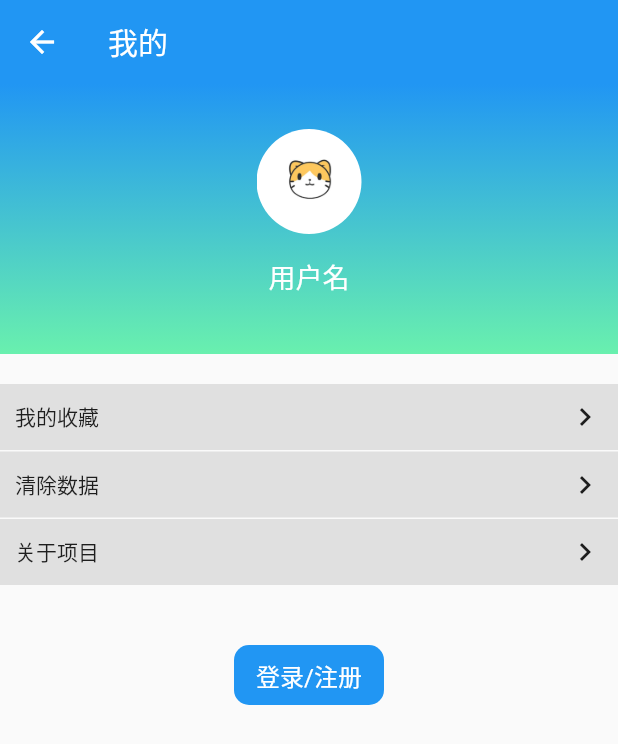
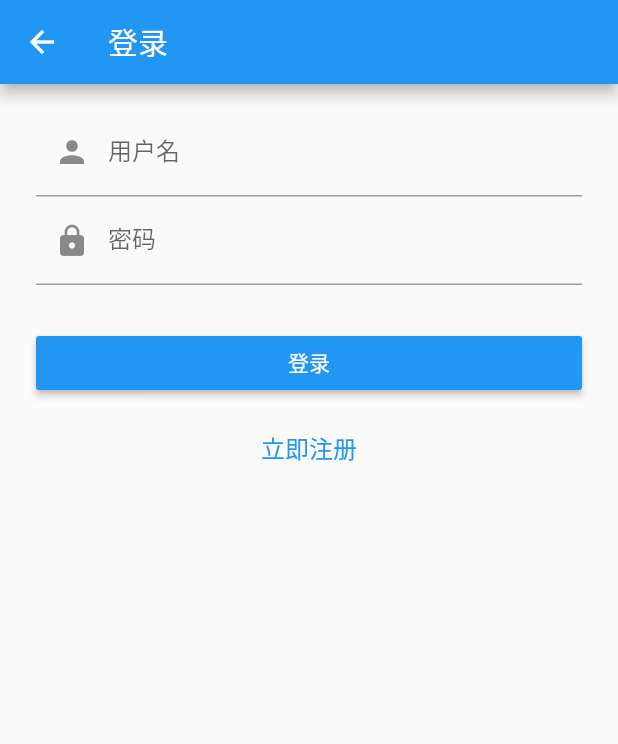
Before and after one commit to gdmec07120707/wanandroid_dev, a Flutter app: the MinePage screen opened directly, after a tap on "登录/注册", on a phone screen of 412 x 824 dp. Shown: the top 744 px of the screen. Run offline on Flutter 3.47's test engine with Material 2 defaults, Android fonts, the phone set to English and light mode, and no system bars; our stand-ins replace cookie_jar, dio, flutter_spinkit, fluttertoast, shared_preferences; missing offline and left inert: banner_view, flutter_refresh; accounts and stored records are empty.

Commit message:
登录注册接口实现

```diff
--- /dev/null
+++ b/lib/app/Constant.dart
@@ -0,0 +1,3 @@
+class Constant {
+  static const spUserName = 'spUserName';
+}
--- a/lib/bean/Api.dart
+++ b/lib/bean/Api.dart
@@ -21,4 +21,10 @@ class Api {
 
   ///项目列表http://www.wanandroid.com/project/list/1/json?cid=294
   static final String PROJECT_LIST = HOST + "project/list/";
+
+  ///登录 https://www.wanandroid.com/user/login
+  static final String LOGIN = HOST + "user/login";
+
+  ///注册 https://www.wanandroid.com/user/register
+  static final String REGISTER = HOST + "user/register";
 }
--- /dev/null
+++ b/lib/bean/LoginResponseEntity.dart
@@ -0,0 +1,90 @@
+class LoginResponseEntity {
+LoginResponseData data;
+int errorCode;
+String errorMsg;
+
+LoginResponseEntity({this.data, this.errorCode, this.errorMsg});
+
+LoginResponseEntity.fromJson(Map<String, dynamic> json) {
+data = json['data'] != null
+? new LoginResponseData.fromJson(json['data'])
+    : null;
+errorCode = json['errorCode'];
+errorMsg = json['errorMsg'];
+}
+
+Map<String, dynamic> toJson() {
+  final Map<String, dynamic> data = new Map<String, dynamic>();
+  if (this.data != null) {
+    data['data'] = this.data.toJson();
+  }
+  data['errorCode'] = this.errorCode;
+  data['errorMsg'] = this.errorMsg;
+  return data;
+}
+}
+
+class LoginResponseData {
+  String password;
+  List<Null> chapterTops;
+  String icon;
+  String nickname;
+  bool admin;
+  List<Null> collectIds;
+  int id;
+  int type;
+  String email;
+  String token;
+  String username;
+
+  LoginResponseData(
+      {this.password,
+        this.chapterTops,
+        this.icon,
+        this.nickname,
+        this.admin,
+        this.collectIds,
+        this.id,
+        this.type,
+        this.email,
+        this.token,
+        this.username});
+
+  LoginResponseData.fromJson(Map<String, dynamic> json) {
+    password = json['password'];
+    if (json['chapterTops'] != null) {
+      chapterTops = new List<Null>();
+    }
+    icon = json['icon'];
+    nickname = json['nickname'];
+    admin = json['admin'];
+    if (json['collectIds'] != null) {
+      collectIds = new List<Null>();
+    }
+    id = json['id'];
+    type = json['type'];
+    email = json['email'];
+    token = json['token'];
+    username = json['username'];
+  }
+
+  Map<String, dynamic> toJson() {
+    final Map<String, dynamic> data = new Map<String, dynamic>();
+    data['password'] = this.password;
+    if (this.chapterTops != null) {
+      data['chapterTops'] = [];
+    }
+    data['icon'] = this.icon;
+    data['nickname'] = this.nickname;
+    data['admin'] = this.admin;
+    if (this.collectIds != null) {
+      data['collectIds'] = [];
+    }
+    data['id'] = this.id;
+    data['type'] = this.type;
+    data['email'] = this.email;
+    data['token'] = this.token;
+    data['username'] = this.username;
+    return data;
+  }
+}
--- /dev/null
+++ b/lib/pages/LoginPage.dart
@@ -0,0 +1,130 @@
+import 'package:dio/dio.dart';
+import 'package:flutter/material.dart';
+import 'package:fluttertoast/fluttertoast.dart';
+import 'package:wanandroid_dev/bean/Api.dart';
+import 'package:wanandroid_dev/bean/LoginResponseEntity.dart';
+import 'package:wanandroid_dev/utils/HttpUtil.dart';
+import 'package:wanandroid_dev/utils/SpUtil.dart';
+import 'package:wanandroid_dev/app/Constant.dart';
+
+import 'Register.dart';
+
+class LoginPage extends StatefulWidget {
+  LoginPage({Key key}) : super(key: key);
+
+  @override
+  State<StatefulWidget> createState() {
+    // TODO: implement createState
+    return new LoginPageState();
+  }
+}
+
+class LoginPageState extends State<LoginPage> {
+  TextEditingController usernameController = new TextEditingController();
+  TextEditingController passwordController = new TextEditingController();
+
+  @override
+  void initState() {
+    // TODO: implement initState
+    super.initState();
+  }
+
+  @override
+  Widget build(BuildContext context) {
+    // TODO: implement build
+    return new Scaffold(
+      appBar: AppBar(
+        title: new Text("登录"),
+      ),
+      body: buildContent(),
+      resizeToAvoidBottomPadding: false,
+    );
+  }
+
+  Widget buildContent() {
+    return Padding(
+      padding: const EdgeInsets.symmetric(vertical: 16.0, horizontal: 24.0),
+      child: Column(
+        children: <Widget>[
+          TextField(
+            decoration: InputDecoration(
+                labelText: "用户名",
+                hintText: "请输入用户名",
+                prefixIcon: Icon(Icons.person),
+                hintStyle: TextStyle(color: Colors.grey, fontSize: 13.0)),
+            controller: usernameController,
+          ),
+          TextField(
+            decoration: InputDecoration(
+                labelText: "密码",
+                hintText: "您的登录密码",
+                prefixIcon: Icon(Icons.lock),
+                hintStyle: TextStyle(color: Colors.grey, fontSize: 13.0)),
+            controller: passwordController,
+            obscureText: true, //指定密码类型
+          ),
+          Padding(
+            padding: const EdgeInsets.only(top: 28.0),
+            child: Row(
+              children: <Widget>[
+                Expanded(
+                  child: new RaisedButton(
+                    child: Text("登录"),
+                    color: Theme.of(context).primaryColor,
+                    textColor: Colors.white,
+                    onPressed: () {
+                      if(usernameController.text.length==0||passwordController.text.length==0){
+                        Fluttertoast.showToast(msg:"用户名或密码不能为空");
+                        return;
+                      }
+                      doLogin(usernameController.text, passwordController.text);
+                    },
+                  ),
+                )
+              ],
+            ),
+          ),
+          GestureDetector(
+            onTap: (){
+              Navigator.push(context, new MaterialPageRoute(
+                  builder: (context)=>new Register()));
+            },
+            child: Container(
+              margin: EdgeInsets.only(top: 20.0),
+              child: Column(
+                children: <Widget>[
+                  new Text(
+                    "立即注册",
+                    style: new TextStyle(color: Colors.blue, fontSize: 16),
+                  )
+                ],
+              ),
+            ),
+          )
+        ],
+      ),
+    );
+  }
+
+  void doLogin(var username, var password) async {
+    FormData formData =
+        new FormData.from({"username": username, "password": password});
+    var response = await new HttpUtil().post(Api.LOGIN, data: formData);
+    var item = new LoginResponseEntity.fromJson(response);
+    if (item.errorCode == 0) {
+      ///登录成功
+      SpUtils.setString(Constant.spUserName, item.data.username);
+      Navigator.pop(context);
+    } else {
+      print("========================================");
+      Fluttertoast.showToast(
+          msg: item.errorMsg,
+          toastLength: Toast.LENGTH_SHORT,
+          gravity: ToastGravity.BOTTOM,
+          timeInSecForIos: 2,
+          backgroundColor: Colors.black,
+          textColor: Colors.white,
+          fontSize: 16.0);
+    }
+  }
+}
--- a/lib/pages/MinePage.dart
+++ b/lib/pages/MinePage.dart
@@ -1,12 +1,46 @@
 import 'package:flutter/material.dart';
 import 'package:wanandroid_dev/utils/CommonUtil.dart';
-
+import 'package:wanandroid_dev/utils/NavigatorUtil.dart';
+import 'package:wanandroid_dev/pages/LoginPage.dart';
+import 'package:wanandroid_dev/utils/SpUtil.dart';
+import 'package:wanandroid_dev/app/Constant.dart';
 class MinePage extends StatefulWidget {
   @override
   State<StatefulWidget> createState() => new _MinePage();
 }
 
 class _MinePage extends State<MinePage> {
+  String _username;
+  bool isLogin;
+
+  @override
+  void setState(fn) {
+    // TODO: implement setState
+    super.setState(fn);
+  }
+
+  @override
+  void initState() {
+    // TODO: implement initState
+    super.initState();
+    _getUser();
+  }
+
+  void _getUser() async{
+    SpUtils.getString(Constant.spUserName).then(
+            (username){
+              print("--------------"+username);
+          setState((){
+            if(username!=null){
+              _username = username;
+            }else{
+              _username = "";
+            }
+          });
+        }
+    );
+  }
+
   @override
   Widget build(BuildContext context) {
     // TODO: implement build
@@ -18,6 +52,7 @@ class _MinePage extends State<MinePage> {
       body: buildContent(),
     );
   }
+
 
   Widget buildContent() {
     return new Column(
@@ -38,7 +73,7 @@ class _MinePage extends State<MinePage> {
                           image: AssetImage('images/head.jpg'))),
                 ),
                 new Text(
-                  "用户名",
+                  _username.toString(),
                   style: TextStyle(color: Colors.white, fontSize: 18),
                 )
               ],
@@ -102,7 +137,11 @@ class _MinePage extends State<MinePage> {
           ),
         ),
         new GestureDetector(
-          onTap: () {},
+          onTap: () {
+            Navigator.push(context, new MaterialPageRoute(
+                builder: (context)=>new LoginPage()
+            ));
+          },
           child: Container(
             alignment: Alignment(0.0, 0.0),
             margin:
@@ -120,4 +159,6 @@ class _MinePage extends State<MinePage> {
       ],
     );
   }
+
+
 }
--- a/lib/utils/HttpUtil.dart
+++ b/lib/utils/HttpUtil.dart
@@ -1,3 +1,4 @@
+import 'package:cookie_jar/cookie_jar.dart';
 import 'package:dio/dio.dart';
 import 'package:wanandroid_dev/bean/Api.dart';
 
@@ -33,6 +34,7 @@ class HttpUtil {
       headers: {},
     );
     dio = new Dio(options);
+    dio.interceptors.add(CookieManager(CookieJar()));
   }
 
   get(url,
--- a/pubspec.yaml
+++ b/pubspec.yaml
@@ -29,6 +29,8 @@ dependencies:
   flutter_refresh: ^0.0.2   #下拉刷新，加载更多
   flutter_spinkit: "^3.1.0"   #加载框
   fluttertoast: ^3.0.4     #toast
+  shared_preferences: ^0.4.3 #sharePreferences
+  cookie_jar: ^1.0.0    #cookie持久化管理
 
 dev_dependencies:
   flutter_test:
```
Also changed, not shown: lib/bean/UserInfoItem.dart (added, +86 -0 lines), lib/pages/Register.dart (added, +108 -0 lines), lib/utils/SpUtil.dart (added, +43 -0 lines), pubspec.lock.
